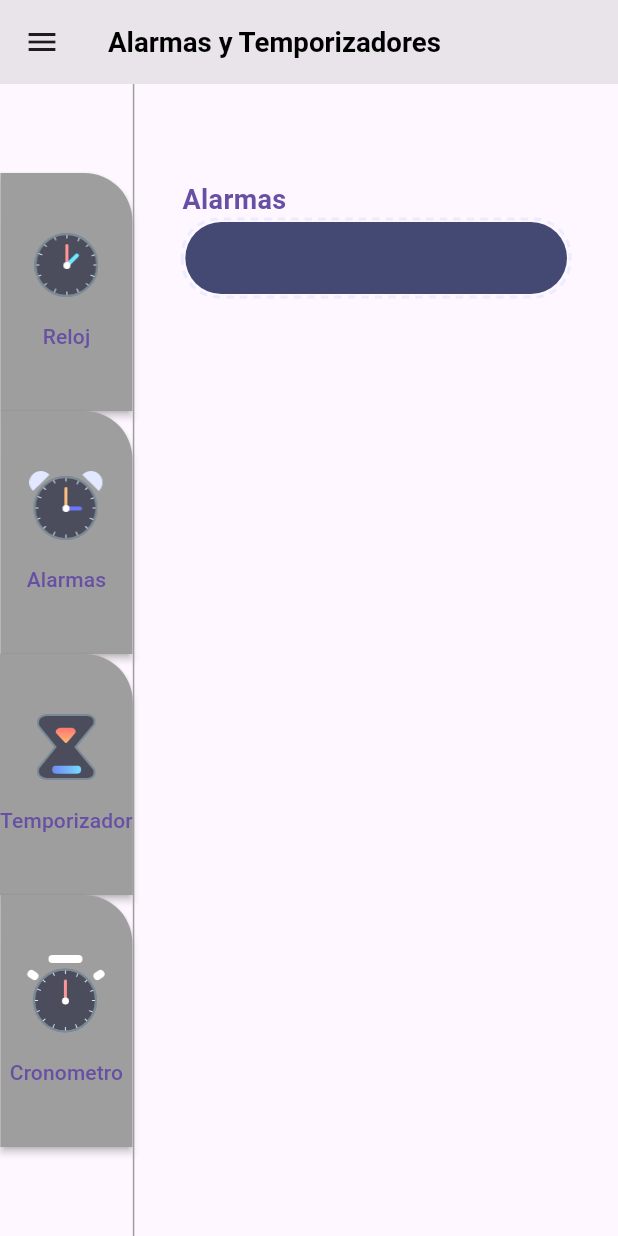
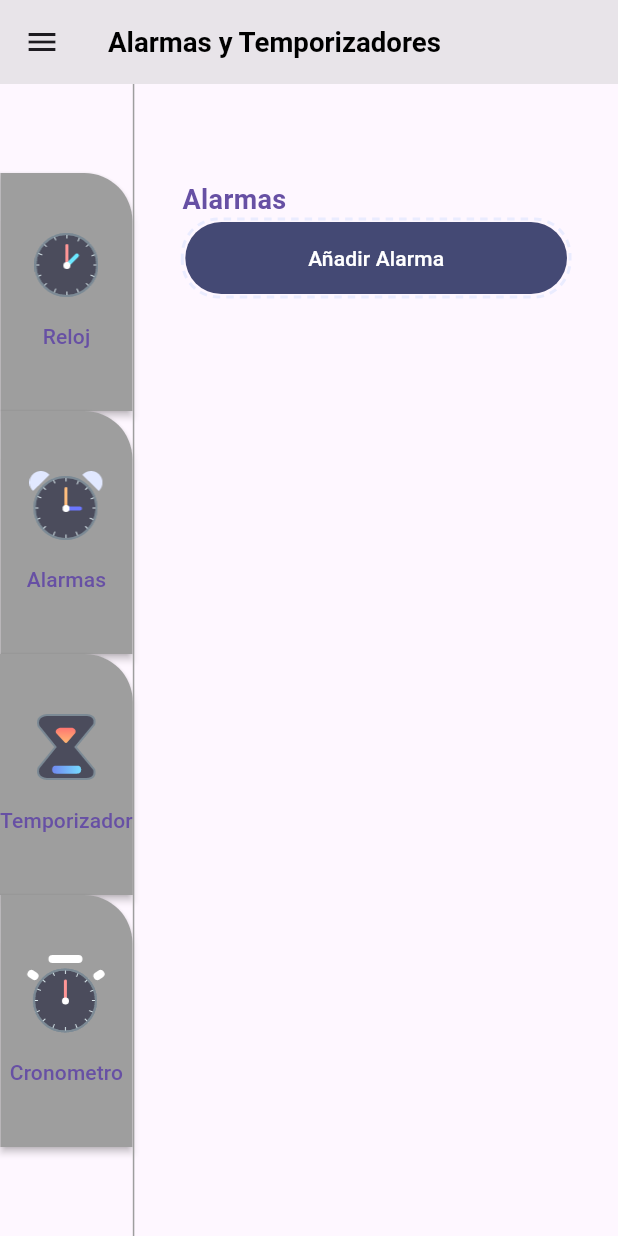
Before and after one commit to daniel54841/Asistente_Flutter, a Flutter app: the AlarmsHomeView screen opened by its route, after a tap on "Alarmas", on a phone screen of 412 x 824 dp. Run offline on Flutter 3.47's test engine with Material 3 defaults, Android fonts, the phone set to English and light mode, and no system bars; drawn by our look-alikes of dotted_border; our stand-ins replace firebase_auth, firebase_core, flutter_animation_progress_bar, flutter_contacts, flutter_slidable, get and 5 more; missing offline and left inert: text_to_speech; accounts and stored records are empty.

Commit message:
Texto al boton para crear una alarma

```diff
--- a/lib/widgets/alarms_and_clock/alarm_card.dart
+++ b/lib/widgets/alarms_and_clock/alarm_card.dart
@@ -14,6 +14,12 @@ class AlarmCard extends StatelessWidget {
         borderRadius: BorderRadius.all(Radius.circular(24)),
       ),
       child: MaterialButton(
+        child: const Text(
+          "Añadir Alarma",
+          style: TextStyle(
+            color: Colors.white,
+          ),
+        ),
         onPressed: () {
           _alarmCtrl.alarmTimeString =
               DateFormat("HH:mm").format(DateTime.now());
```
